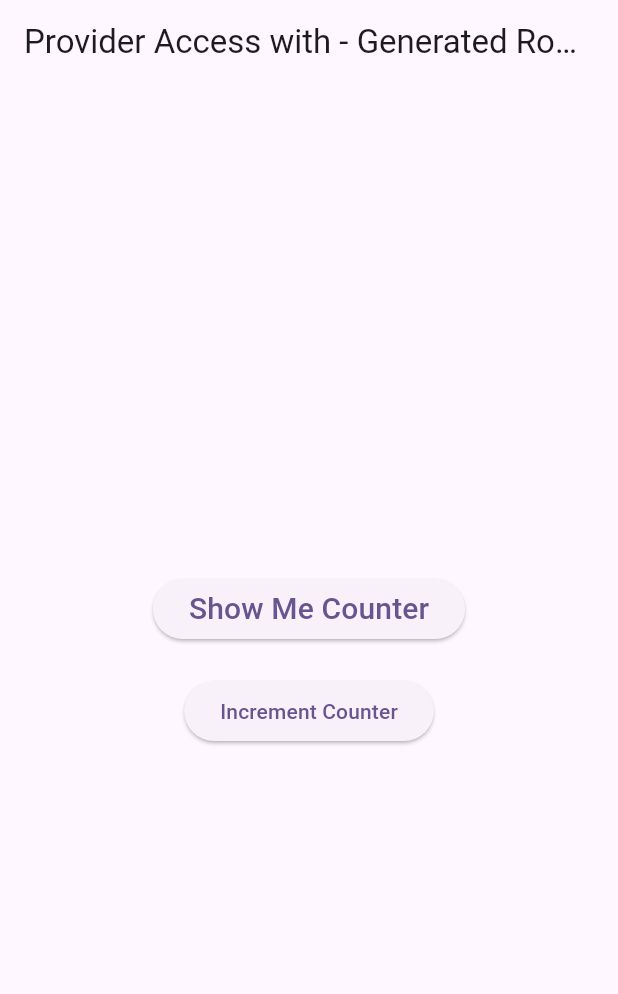
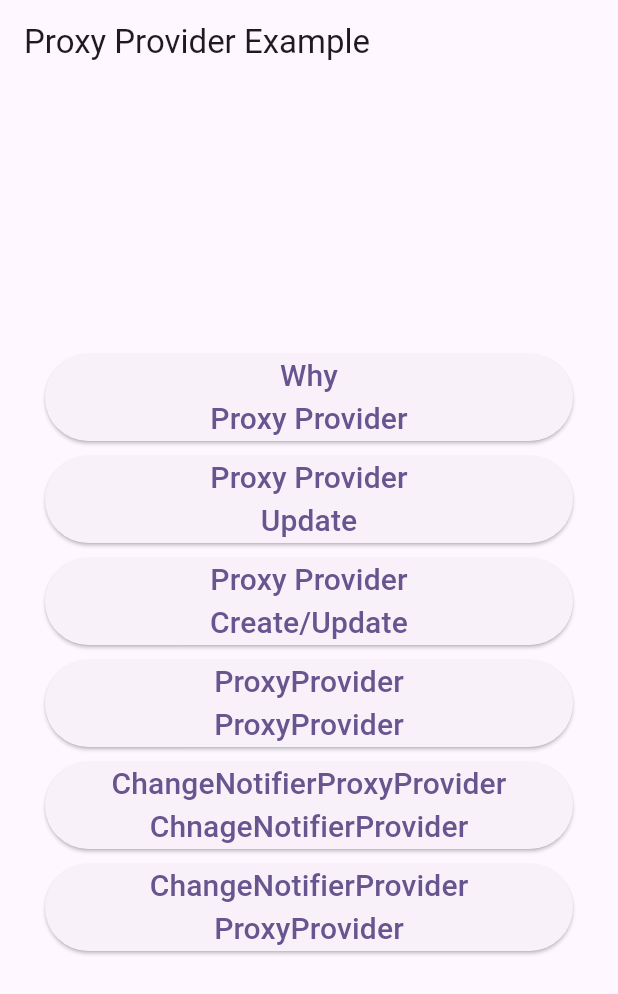
Before and after one commit to Sandeepsunil01/state-management-provider, a Flutter app: the screen it shows after launch, on a phone screen of 412 x 824 dp. Shown: the top 994 px of the screen. Run offline on Flutter 3.47's test engine with Material 2 defaults, Android fonts, the phone set to English and light mode, and no system bars.

Commit message:
Proxy Provider Example

```diff
--- a/lib/main.dart
+++ b/lib/main.dart
@@ -1,7 +1,5 @@
 import 'package:flutter/material.dart';
-import 'package:provider/provider.dart';
-import 'package:state_management/routes/show_me_counter.dart';
-import 'provider_overview/provider_overview_14.dart';
+import 'provider_overview/provider_overview_15.dart';
 
 void main() {
   runApp(const MyApp());
@@ -15,8 +13,6 @@ class MyApp extends StatefulWidget {
 }
 
 class _MyAppState extends State<MyApp> {
-  final Counter _counter = Counter();
-
   @override
   Widget build(BuildContext context) {
     return MaterialApp(
@@ -26,28 +22,7 @@ class _MyAppState extends State<MyApp> {
         colorScheme: ColorScheme.fromSeed(seedColor: Colors.deepPurple),
         useMaterial3: true,
       ),
-      onGenerateRoute: (RouteSettings settings) {
-        switch (settings.name) {
-          case '/':
-            return MaterialPageRoute(
-              builder: (context) => ChangeNotifierProvider.value(
-                  value: _counter, child: const ProviderOverview14()),
-            );
-          case '/counter':
-            return MaterialPageRoute(
-              builder: (context) => ChangeNotifierProvider.value(
-                  value: _counter, child: const ShowMeCounter()),
-            );
-          default:
-            return null;
-        }
-      },
+      home: const ProviderOverview15(),
     );
   }
-
-  @override
-  void dispose() {
-    _counter.dispose();
-    super.dispose();
-  }
 }
--- a/lib/provider_overview/provider_overview_15.dart
+++ b/lib/provider_overview/provider_overview_15.dart
@@ -9,6 +9,125 @@
 // Creates the value depending on the values provided by other providers
 
 // When is the update callback called?
-//    When ProxyProvider first obtaines the value of the provider it depends on
+//    When ProxyProvider first obtaines the value of the provider it depends on the following
 //    When the value of the provider that proxyprovider depends on changes
 //    Whenever ProxyProvider rebuilds
+
+import 'package:flutter/material.dart';
+import 'package:state_management/screen/proxy_provider_update.dart';
+
+import '../screen/proxy_provider_create_update.dart';
+import '../screen/why_proxy_provider.dart';
+
+class ProviderOverview15 extends StatefulWidget {
+  const ProviderOverview15({super.key});
+
+  @override
+  State<ProviderOverview15> createState() => _ProviderOverview15State();
+}
+
+class _ProviderOverview15State extends State<ProviderOverview15> {
+  @override
+  Widget build(BuildContext context) {
+    return Scaffold(
+      appBar: AppBar(
+        title: const Text("Proxy Provider Example"),
+      ),
+      body: Center(
+        child: Padding(
+          padding: const EdgeInsets.symmetric(horizontal: 30),
+          child: ListView(
+            shrinkWrap: true,
+            children: [
+              ElevatedButton(
+                onPressed: () {
+                  Navigator.push(
+                      context,
+                      MaterialPageRoute(
+                          builder: (context) => const WhyProxyProvider()));
+                },
+                child: const Text(
+                  "Why\nProxy Provider",
+                  style: TextStyle(fontSize: 20),
+                  textAlign: TextAlign.center,
+                ),
+              ),
+              const SizedBox(height: 10),
+              ElevatedButton(
+                onPressed: () {
+                  Navigator.push(
+                      context,
+                      MaterialPageRoute(
+                          builder: (context) => const ProxyProviderUpdate()));
+                },
+                child: const Text(
+                  "Proxy Provider\nUpdate",
+                  style: TextStyle(fontSize: 20),
+                  textAlign: TextAlign.center,
+                ),
+              ),
+              const SizedBox(height: 10),
+              ElevatedButton(
+                onPressed: () {
+                  Navigator.push(
+                      context,
+                      MaterialPageRoute(
+                          builder: (context) =>
+                              const ProxyProviderCreateUpdate()));
+                },
+                child: const Text(
+                  "Proxy Provider\nCreate/Update",
+                  style: TextStyle(fontSize: 20),
+                  textAlign: TextAlign.center,
+                ),
+              ),
+              const SizedBox(height: 10),
+              ElevatedButton(
+                onPressed: () {
+                  Navigator.push(
+                      context,
+                      MaterialPageRoute(
+                          builder: (context) => const WhyProxyProvider()));
+                },
+                child: const Text(
+                  "ProxyProvider\nProxyProvider",
+                  style: TextStyle(fontSize: 20),
+                  textAlign: TextAlign.center,
+                ),
+              ),
+              const SizedBox(height: 10),
+              ElevatedButton(
+                onPressed: () {
+                  Navigator.push(
+                      context,
+                      MaterialPageRoute(
+                          builder: (context) => const WhyProxyProvider()));
+                },
+                child: const Text(
+                  "ChangeNotifierProxyProvider\nChnageNotifierProvider",
+                  style: TextStyle(fontSize: 20),
+                  textAlign: TextAlign.center,
+                ),
+              ),
+              const SizedBox(height: 10),
+              ElevatedButton(
+                onPressed: () {
+                  Navigator.push(
+                      context,
+                      MaterialPageRoute(
+                          builder: (context) => const WhyProxyProvider()));
+                },
+                child: const Text(
+                  "ChangeNotifierProvider\nProxyProvider",
+                  style: TextStyle(fontSize: 20),
+                  textAlign: TextAlign.center,
+                ),
+              ),
+              const SizedBox(height: 10),
+            ],
+          ),
+        ),
+      ),
+    );
+  }
+}
```
Also changed, not shown: lib/screen/proxy_provider_create_update.dart (added, +84 -0 lines), lib/screen/proxy_provider_update.dart (added, +76 -0 lines), lib/screen/why_proxy_provider.dart (added, +76 -0 lines).
